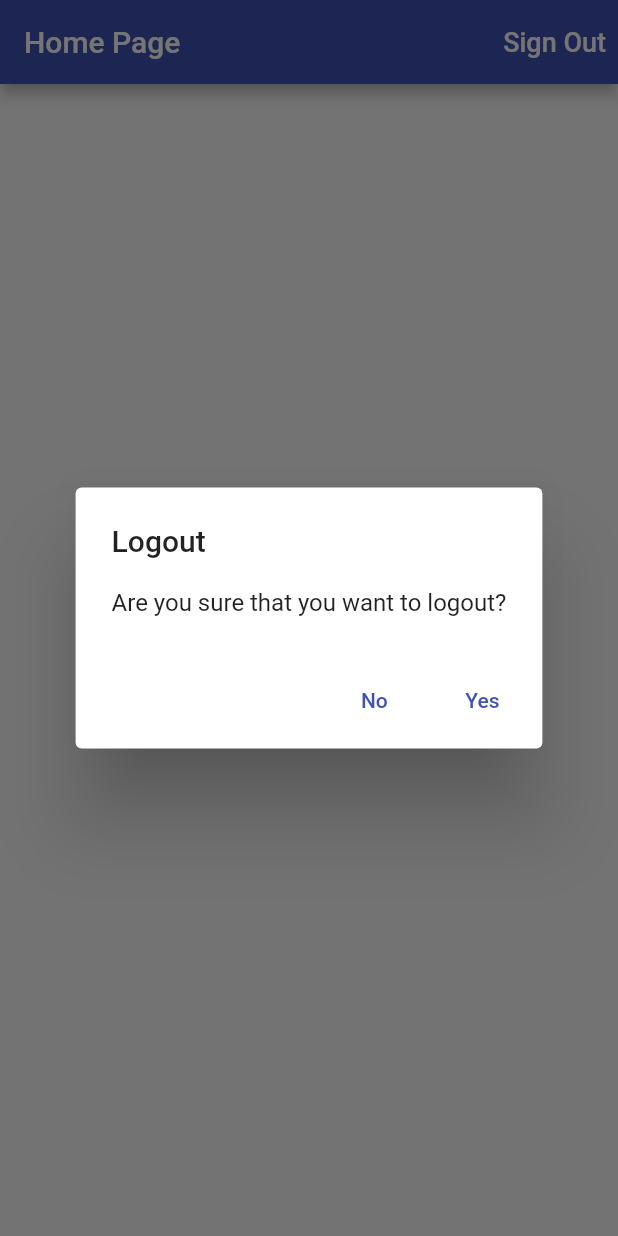
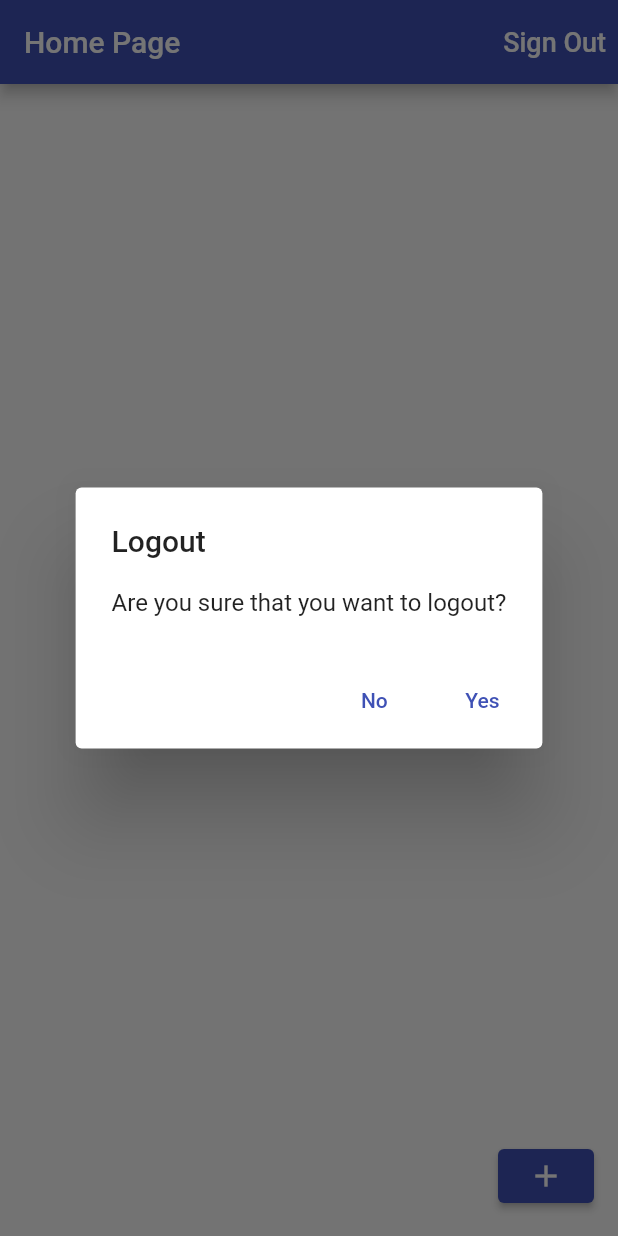
Before and after one commit to felixfarid/training, a Flutter app: the screen it shows once a user with an empty profile is signed in, after a tap on "Sign Out", on a phone screen of 412 x 824 dp. Run offline on Flutter 3.47's test engine with Material 2 defaults, Android fonts, the phone set to English and light mode, and no system bars; our stand-ins replace cloud_firestore, firebase_auth, firebase_core, google_sign_in; accounts and stored records are empty.

```diff
--- /dev/null
+++ b/lib/app/home/jobs_page.dart
@@ -0,0 +1,122 @@
+import 'package:firebase_core/firebase_core.dart';
+import 'package:flutter/material.dart';
+import 'package:provider/provider.dart';
+import 'package:time_tracker/app/home/models/job.dart';
+import 'package:time_tracker/common_widgets/show_alert_dialog.dart';
+import 'package:time_tracker/common_widgets/show_exception_alert_dialog.dart';
+
+import '../../services/auth.dart';
+import '../../services/database.dart';
+
+class JobsPage extends StatelessWidget {
+  const JobsPage({
+    super.key,
+  });
+
+  //----------------------------------------------------------------------------
+  // Sign Out
+  //----------------------------------------------------------------------------
+
+  Future<void> _signOut(BuildContext context) async {
+    try {
+      final auth = Provider.of<AuthBase>(context, listen: false); //[217]
+      await auth.signOut(); // new
+    } catch (e) {
+      print(e.toString());
+      print('Could not sign out');
+    }
+  }
+
+  // [210] - sign out dialog
+  Future<void> _confirmSignOut(BuildContext context) async {
+    final didRequestSignOut = await showAlertDialog(
+      context,
+      title: 'Logout',
+      content: 'Are you sure that you want to logout?',
+      defaultActionText: 'Yes',
+      cancelActionText: 'No',
+    );
+    if (didRequestSignOut == true) {
+      // ignore: use_build_context_synchronously
+      _signOut(context);
+    }
+  }
+
+  //----------------------------------------------------------------------------
+  // Create Job - button method
+  //----------------------------------------------------------------------------
+
+  Future<void> _createJob(BuildContext context) async {
+    try {
+      final database = Provider.of<Database>(context, listen: false);
+      await database.createJob(Job(
+        name: 'Blogging',
+        ratePerHour: 100,
+      ));
+    } on FirebaseException catch (e) {
+      // [285]
+      showExceptionAlertDialog(
+        context,
+        title: 'Operation failes',
+        exception: e,
+      );
+    }
+  }
+
+  //----------------------------------------------------------------------------
+  // Body Contents
+  //----------------------------------------------------------------------------
+
+  Widget _buildContents(BuildContext context) {
+    final database = Provider.of<Database>(context);
+    return StreamBuilder<List<Job>>(
+      stream: database.jobsStream(),
+      builder: (context, snapshot) {
+        if (snapshot.hasData) {
+          final jobs = snapshot.data;
+          final children = jobs?.map((job) => Text(job.name)).toList();
+          return ListView(
+            children: children!,
+          );
+        }
+        if (snapshot.hasError) {
+          return const Center(
+            child: Text('Some error occured'),
+          );
+        }
+        return const Center(child: CircularProgressIndicator());
+      },
+    );
+  }
+
+  //----------------------------------------------------------------------------
+  // Build
+  //----------------------------------------------------------------------------
+
+  @override
+  Widget build(BuildContext context) {
+    return Scaffold(
+      appBar: AppBar(
+        title: const Text('Home Page'),
+        actions: [
+          TextButton(
+            // onPressed: _signOut,
+            onPressed: () => _confirmSignOut(context), //210
+            child: const Text(
+              'Sign Out',
+              style: TextStyle(
+                fontSize: 18.0,
+                color: Colors.white,
+              ),
+            ),
+          )
+        ],
+      ),
+      body: _buildContents(context),
+      floatingActionButton: ElevatedButton(
+        onPressed: () => _createJob(context),
+        child: const Icon(Icons.add),
+      ),
+    );
+  }
+}
--- /dev/null
+++ b/lib/app/home/models/job.dart
@@ -0,0 +1,32 @@
+class Job {
+  Job({required this.name, required this.ratePerHour});
+
+  final String name;
+  final int ratePerHour;
+
+  // [280]
+  // Method that converts objects of type Job into
+  // a map of Key Value pairs.
+  Map<String, dynamic> toMap() {
+    return {
+      'name': name,
+      'ratePerHour': ratePerHour,
+    };
+  }
+
+  // [291]
+  // to be sure that any data conversions are done inside our model
+  // * factory - when implementing a constructor that doesn't always
+  // * create a new instance of its class.
+  //
+  // exactly what we are doing here. If the data is null then we will return
+  // null rather than a "Job" object
+  factory Job.fromMap(Map<String, dynamic> data) {
+    if (data == null) {
+      return null!;
+    }
+    final String name = data['name'];
+    final int ratePerHour = data['ratePerHour'];
+    return Job(name: name, ratePerHour: ratePerHour);
+  }
+}
--- a/lib/app/home_page.dart
+++ /dev/null
@@ -1,58 +0,0 @@
-import 'package:flutter/material.dart';
-import 'package:provider/provider.dart';
-import 'package:time_tracker/common_widgets/show_alert_dialog.dart';
-
-import '../services/auth.dart';
-
-class HomePage extends StatelessWidget {
-  const HomePage({
-    super.key,
-  });
-
-  Future<void> _signOut(BuildContext context) async {
-    try {
-      final auth = Provider.of<AuthBase>(context, listen: false); //[217]
-      await auth.signOut(); // new
-    } catch (e) {
-      print(e.toString());
-      print('Could not sign out');
-    }
-  }
-
-  // [210] - sign out dialog
-  Future<void> _confirmSignOut(BuildContext context) async {
-    final didRequestSignOut = await showAlertDialog(
-      context,
-      title: 'Logout',
-      content: 'Are you sure that you want to logout?',
-      defaultActionText: 'Yes',
-      cancelActionText: 'No',
-    );
-    if (didRequestSignOut == true) {
-      // ignore: use_build_context_synchronously
-      _signOut(context);
-    }
-  }
-
-  @override
-  Widget build(BuildContext context) {
-    return Scaffold(
-      appBar: AppBar(
-        title: const Text('Home Page'),
-        actions: [
-          TextButton(
-            // onPressed: _signOut,
-            onPressed: () => _confirmSignOut(context), //210
-            child: const Text(
-              'Sign Out',
-              style: TextStyle(
-                fontSize: 18.0,
-                color: Colors.white,
-              ),
-            ),
-          )
-        ],
-      ),
-    );
-  }
-}
--- a/lib/app/landing_page.dart
+++ b/lib/app/landing_page.dart
@@ -2,7 +2,8 @@ import 'package:firebase_auth/firebase_auth.dart';
 import 'package:flutter/material.dart';
 import 'package:provider/provider.dart';
 import '../services/auth.dart';
-import 'home_page.dart';
+import '../services/database.dart';
+import 'home/jobs_page.dart';
 import 'sign_in/sign_in_page.dart';
 
 class LandingPage extends StatelessWidget {
@@ -26,7 +27,10 @@ class LandingPage extends StatelessWidget {
             // return const SignInPage();
             return SignInPage.create(context); // [233]
           }
-          return const HomePage();
+          return Provider<Database>(
+            create: (_) => FirestoreDatabase(uid: user.uid),
+            child: JobsPage(),
+          );
         }
         return const Scaffold(
           body: Center(
--- /dev/null
+++ b/lib/services/api_path.dart
@@ -0,0 +1,5 @@
+class APIPath {
+  static String job(String uid, String jobId) => 'users/$uid/jobs/$jobId';
+
+  static String jobs(String uid) => 'users/$uid/jobs';
+}
--- /dev/null
+++ b/lib/services/database.dart
@@ -0,0 +1,57 @@
+// why create abstract interface?
+// in future we might decide that we want to swap database
+// it's good to have common API that we can define
+// inside an abstract class
+
+import 'package:time_tracker/services/api_path.dart';
+import 'package:time_tracker/services/firestore_services.dart';
+
+import '../app/home/models/job.dart';
+
+abstract class Database {
+  // * CREATE, UPDATE, DELETE
+
+  // Create a new job / edit an existing job
+  // Future<void> setJob(Job job);
+  Future<void> createJob(Job job);
+
+  // Delete and existing job
+  //// Future<void> deleteJob(Job job);
+
+  // Create a new entry / edit an existing entry
+  //// Future<void> setEntry(Entry entry);
+
+  // Delete an existing entry
+  //// Future<void> deleteEntry(Entry entry);
+
+  // * READ
+
+  // List all my jobs
+  Stream<List<Job>> jobsStream(); // [286]
+
+  // List all entries for a given job
+  //// Stream<List<Entry>> entriesStream({Job job});
+}
+
+class FirestoreDatabase implements Database {
+  // ignore: unnecessary_null_comparison
+  FirestoreDatabase({required this.uid}) : assert(uid != null);
+  final String uid;
+
+  // [293]
+  // gives an error since the constructor is private
+  // final _service = FirestoreService();
+  final _service = FirestoreService.instance;
+
+  @override
+  Future<void> createJob(Job job) => _service.setData(
+        path: APIPath.job(uid, 'job_abc'),
+        data: job.toMap(),
+      );
+
+  @override
+  Stream<List<Job>> jobsStream() => _service.collectionStream(
+        path: APIPath.jobs(uid),
+        builder: (data) => Job.fromMap(data),
+      );
+}
--- /dev/null
+++ b/lib/services/firestore_services.dart
@@ -0,0 +1,39 @@
+// [293]
+
+import 'package:cloud_firestore/cloud_firestore.dart';
+
+class FirestoreService {
+  // * [293]
+  // Let's make FirestoreService accessible by a single object
+  // adding a private constructor to this class
+  // so that objects of type FireStoreService can't be created
+  // outside of this file
+  FirestoreService._();
+  // and then we are declaring a singelton as a static final object
+  // of type FirestoreService.
+  static final instance = FirestoreService._();
+
+  // * Generic type method.
+  // helper method that is Generic on type T
+  Stream<List<T>> collectionStream<T>({
+    required String path,
+    required T Function(Map<String, dynamic> data) builder,
+  }) {
+    // * Copying from jobStream
+    final reference = FirebaseFirestore.instance.collection(path);
+    // snapshots is a method that returns Stream<QuerySnapshot>
+    // it's an instance of Firestore in a given time
+    final snapshots = reference.snapshots();
+    // here we want to convert collection snapshot into a list of jobs
+    return snapshots.map(
+      (snapshot) =>
+          snapshot.docs.map((document) => builder(document.data())).toList(),
+    );
+  }
+
+  Future<void> setData({String? path, Map<String, dynamic>? data}) async {
+    final reference = FirebaseFirestore.instance.doc(path!);
+    print('$path: $data');
+    await reference.set(data!);
+  }
+}
```
Also changed, not shown: pubspec.yaml (+4 -4 lines), pubspec.lock, 2 other files.
